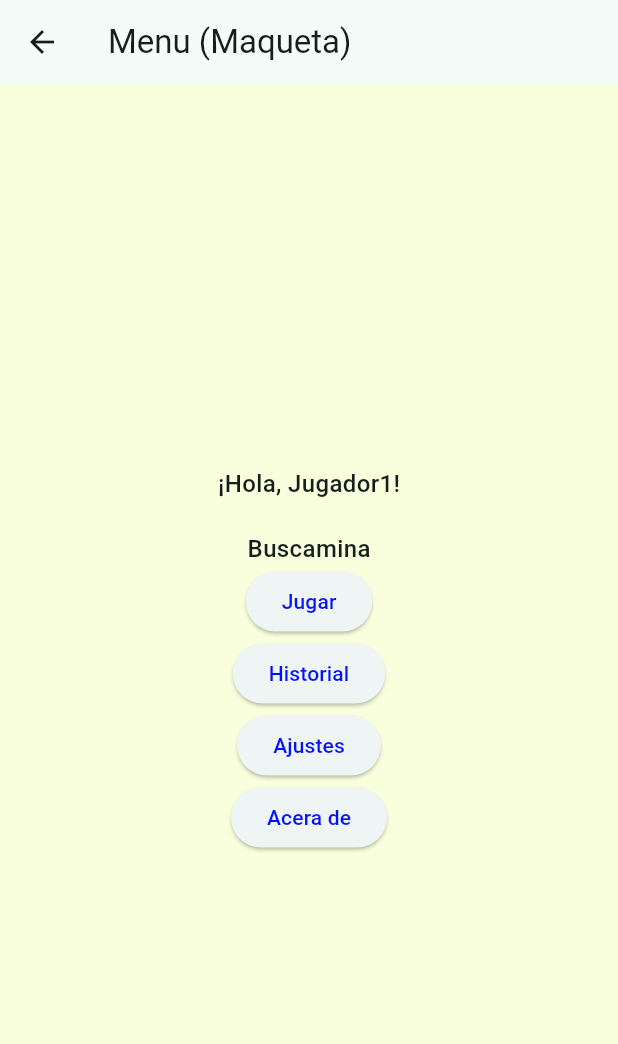
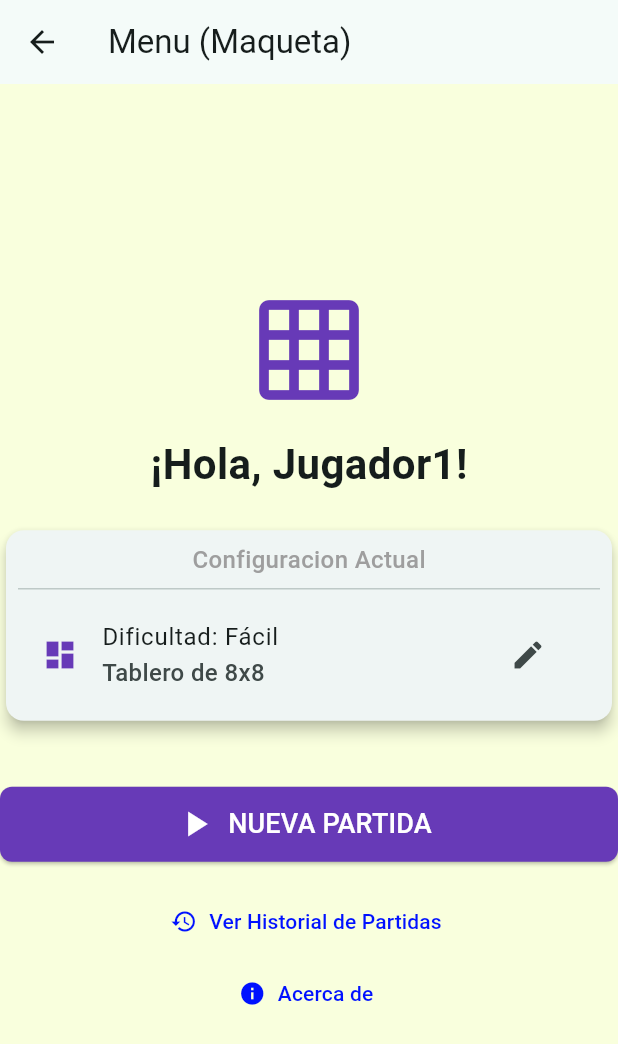
Before and after one commit to Kaelleon/3479A321_2024479025, a Flutter app: the MinesweeperScreen screen opened by its route, after a tap on the "menu" icon, on a phone screen of 412 x 824 dp. Shown: the top 1044 px of the screen. Run offline on Flutter 3.47's test engine with Material 3 defaults, Android fonts, the light colour scheme and no system bars; our stand-ins replace logger, shared_preferences; accounts and stored records are empty.

Commit message:
Representación de celdas y diseño nuevo de menú

```diff
--- a/lib/ui/screens/menu_screen.dart
+++ b/lib/ui/screens/menu_screen.dart
@@ -21,36 +21,80 @@ class MenuScreen extends StatelessWidget
           mainAxisAlignment: MainAxisAlignment.center,
           children:
           [
-            Text('¡Hola, ${settings.username}!'),
+            const Icon(Icons.grid_on, size: 80, color: Colors.deepPurple),
+            const SizedBox(height:  16),
+            Text
+            (
+              '¡Hola, ${settings.username}!',
+              style: const TextStyle
+              (
+                fontSize: 28,
+                fontWeight: FontWeight.bold
+              ),
+            ),
             SizedBox(height: 20),
-            const Text('Buscamina'),
-            ElevatedButton
+
+            Card
             (
-              onPressed: () => Navigator.pushNamed(context, '/game',
-              arguments: {'difficulty': 'Facil', 'gridSize': 8},),
-              child: const Text('Jugar'),
+              elevation: 4,
+              shape: RoundedRectangleBorder(borderRadius: BorderRadius.circular(12)),
+              child: Padding
+              (
+                padding: const EdgeInsets.all(8.0),
+                child: Column
+                (
+                  children:
+                  [
+                    const Text('Configuracion Actual', style: TextStyle(color: Colors.grey)),
+                    const Divider(),
+                    ListTile
+                    (
+                      leading: const Icon(Icons.dashboard, color: Colors.deepPurple),
+                      title: Text('Dificultad: ${settings.difficulty}'),
+                      subtitle: Text('Tablero de ${settings.gridSize}x${settings.gridSize}'),
+                      trailing: IconButton
+                      (
+                        icon: const Icon(Icons.edit),
+                        onPressed: () => Navigator.pushNamed(context, '/settings'),
+                      ),
+                    ),
+                  ],
+                ),
+              ),
             ),
-            ElevatedButton
+            const SizedBox(height: 40),
+
+            SizedBox
             (
+              width: double.infinity,
+              height: 50,
+              child: ElevatedButton.icon
+              (
+                icon: const Icon(Icons.play_arrow, size: 28),
+                label: const Text('NUEVA PARTIDA', style:TextStyle(fontSize: 18)),
+                style: ElevatedButton.styleFrom
+                (
+                  backgroundColor: Colors.deepPurple,
+                  foregroundColor: Colors.white,
+                  shape: RoundedRectangleBorder(borderRadius: BorderRadius.circular(8)),
+                ),
+                onPressed: () => Navigator.pushNamed(context, '/game'),
+              ),
+            ),
+            const SizedBox(height: 16),
+
+            TextButton.icon
+            (
+              icon: const Icon(Icons.history),
+              label: const Text('Ver Historial de Partidas'),
               onPressed: () => Navigator.pushNamed(context, '/history'),
-              child: const Text('Historial'),
             ),
-            ElevatedButton
+
+            TextButton.icon
             (
-              onPressed: () async
-              {
-                await Navigator.pushNamed(context, '/settings');
-                if (context.mounted)
-                {
-                  context.read<SettingsViewModel>().refreshSettings();
-                }
-              },
-              child: const Text('Ajustes'),
-            ),
-            ElevatedButton
-            (
+              icon: const Icon(Icons.info),
+              label: const Text('Acerca de'),
               onPressed: () => Navigator.pushNamed(context, '/about'),
-              child: const Text('Acera de'),
             ),
           ],
         )
--- a/lib/ui/screens/minesweeper_screen.dart
+++ b/lib/ui/screens/minesweeper_screen.dart
@@ -1,4 +1,5 @@
 import 'package:flutter/material.dart';
+import 'package:flutter_application_1/models/settings_view_model.dart';
 import 'package:flutter_application_1/ui/widgets/mine_cell.dart';
 import 'package:flutter_application_1/models/cell_model.dart';
 import 'package:logger/logger.dart';
@@ -14,13 +15,9 @@ class MinesweeperScreen extends StatelessWidget
   @override
   Widget build(BuildContext context)
   {
-    final args =ModalRoute.of(context)?.settings.arguments as Map<String, dynamic>?;
-
     final viewModel = context.watch<GameViewModel>();
-
-    // Definimos valores por defecto (Fallback) en caso de que lleguen nulos
-    final String difficulty = args?['difficulty'] ?? 'Desconocida';
-    final int gridSize = args?['gridSize'] ?? 8;
+    final realGridSize = viewModel.gridSize;
+    final settingsVM = context.watch<SettingsViewModel>();
     return Scaffold
     (
       appBar: AppBar(title: const Text('Buscaminas'),
@@ -119,8 +116,8 @@ class MinesweeperScreen extends StatelessWidget
             ( // Expande el tablero para llenar la pantalla
               child: _gameBoard(viewModel),
             ),
-            Text('Dificultad: $difficulty'),
-            Text('Tamaño: $gridSize'),
+            Text('Dificultad: ${settingsVM.difficulty}'),
+            Text('Tamaño: ${realGridSize}x$realGridSize'),
           ],
         ),
       ),
--- a/lib/ui/widgets/mine_cell.dart
+++ b/lib/ui/widgets/mine_cell.dart
@@ -27,7 +27,11 @@ class MineCell extends StatelessWidget
       (
         decoration: BoxDecoration
         (
-          color: theme.colorScheme.secondary, //usa el color de fonde del tema
+          color:
+          cell.isRevealed
+          ? Colors.grey[100]
+          : theme.colorScheme.secondary, //usa el color de fonde del tema,
+
           border: Border.all(color: theme.colorScheme.outline, width: 1.5),
         ),
         child: Center
@@ -38,30 +42,29 @@ class MineCell extends StatelessWidget
     );
   }
 
-  Widget _buildCellContent()
-  {
-    if (!cell.isRevealed)
+ Widget _buildCellContent()
+ {
+    if (!cell.isRevealed) return const SizedBox.shrink();
+    if (cell.isBomb) return Image.asset('assets/icons/Mina.png', width: 24, height: 24);
+    if (cell.adjacentMines == 0) return const SizedBox.shrink();
+
+    // Paleta de colores clásica
+    Color numberColor;
+    switch (cell.adjacentMines)
     {
-      return const SizedBox.shrink();
+      case 1: numberColor = Colors.blue; break;
+      case 2: numberColor = Colors.green; break;
+      case 3: numberColor = Colors.red; break;
+      case 4: numberColor = Colors.purple; break;
+      case 5: numberColor = Colors.brown; break;
+      default: numberColor = Colors.black87;
     }
-    if (cell.isBomb)
-    {
-      return Image.asset
-      (
-        'assets/icons/Mina.png',
-        width: 40, // Ajustamos el tamaño para que no desborde
-        height: 40,
-        fit: BoxFit.contain,
-      );
-    }
+
     return Text
     (
-      '${cell.index}',
-      style: const TextStyle
-      (
-        fontWeight: FontWeight.bold,
-        color: Colors.blueGrey,
-      ),
+      '${cell.adjacentMines}',
+      style: TextStyle(fontWeight: FontWeight.bold, fontSize: 18, color:
+      numberColor),
     );
   }
 }
```
